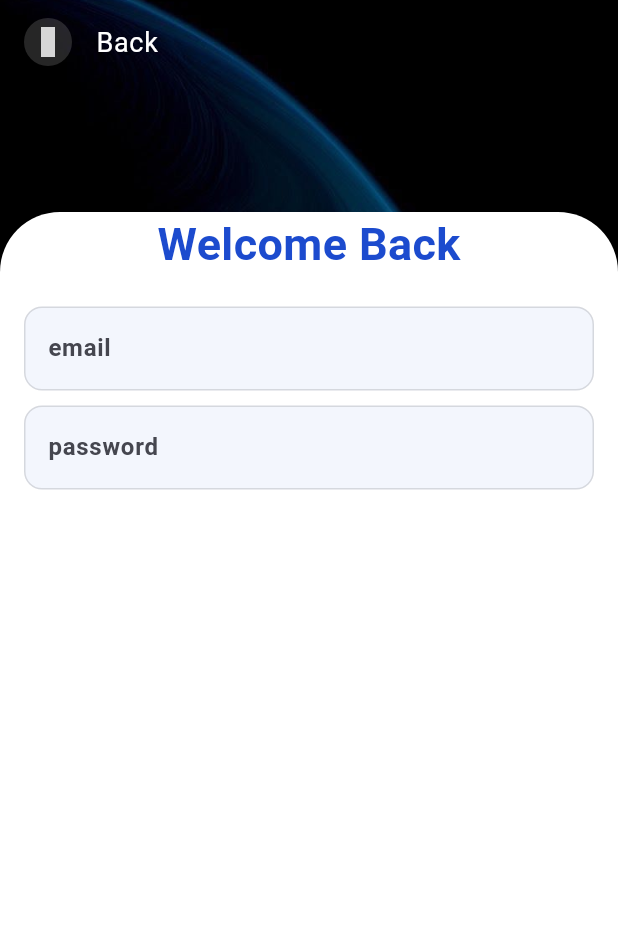
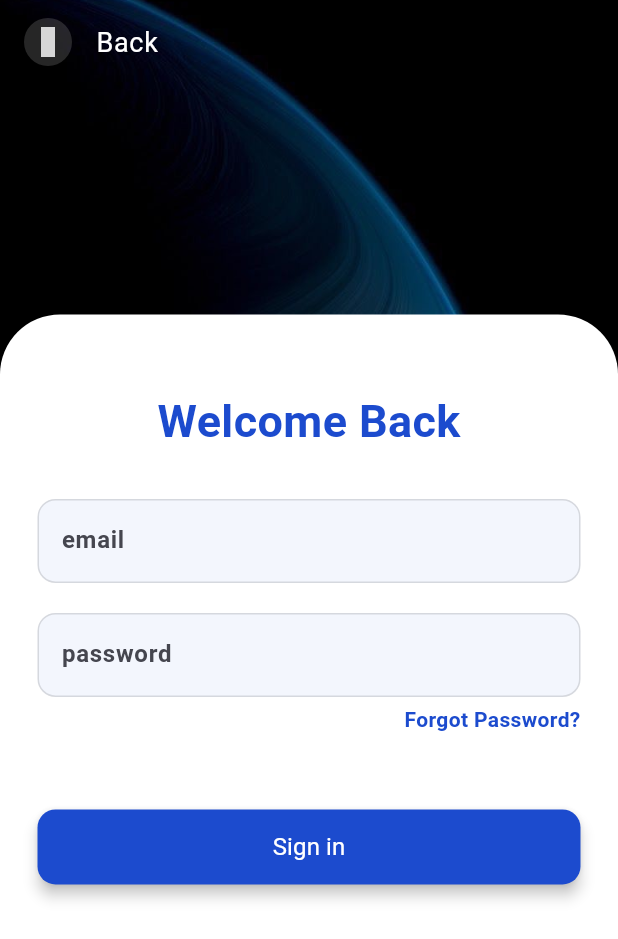
Before and after one commit to mohammed-swafvan/ezy_sneakers, a Flutter app: the screen it shows after launch, after a tap on "Sign In", on a phone screen of 412 x 824 dp. Shown: the top 939 px of the screen. Run offline on Flutter 3.47's test engine with Material 3 defaults, Android fonts, the phone set to English and light mode, and no system bars; our stand-ins replace get, iconsax; grey boxes are pictures that could not be loaded.

Commit message:
sign in page design is completed

```diff
--- a/lib/core/app_style.dart
+++ b/lib/core/app_style.dart
@@ -35,6 +35,19 @@ class AppStyle {
         ),
       ),
     ),
+    elevatedButtonTheme: ElevatedButtonThemeData(
+      style: ButtonStyle(
+        padding: MaterialStateProperty.all<EdgeInsets>(kEdgeInsetsVert10),
+        foregroundColor: MaterialStateProperty.all<Color>(kPrimaryColor),
+        backgroundColor: MaterialStateProperty.all<Color>(kSecondaryColor),
+        elevation: MaterialStateProperty.all<double>(4.0),
+        shape: MaterialStateProperty.all<RoundedRectangleBorder>(
+          RoundedRectangleBorder(
+            borderRadius: kBorderRadius10,
+          ),
+        ),
+      ),
+    ),
     colorScheme: ColorScheme.fromSeed(seedColor: kSecondaryColor),
     primarySwatch: materialConvervtedColor,
     scaffoldBackgroundColor: kScaffoldBgColor,
--- a/lib/core/constants.dart
+++ b/lib/core/constants.dart
@@ -1,9 +1,13 @@
 import 'package:flutter/material.dart';
 
 // Sized Box
+const SizedBox kHeight05 = SizedBox(height: 05);
 const SizedBox kHeight10 = SizedBox(height: 10);
 const SizedBox kHeight15 = SizedBox(height: 15);
 const SizedBox kHeight20 = SizedBox(height: 20);
+const SizedBox kHeight25 = SizedBox(height: 25);
+const SizedBox kHeight30 = SizedBox(height: 30);
+const SizedBox kHeight50 = SizedBox(height: 50);
 
 // -- Border Radius
 final BorderRadius kBorderRadius10 = BorderRadius.circular(12);
@@ -13,4 +17,5 @@ const BorderRadius kBorderRadiusVert40 = BorderRadius.vertical(top: Radius.circu
 // -- Padding & Margin
 const EdgeInsets kEdgeInsetsHoriz16 = EdgeInsets.symmetric(horizontal: 16);
 const EdgeInsets kEdgeInsetsHoriz40 = EdgeInsets.symmetric(horizontal: 40);
+const EdgeInsets kEdgeInsetsVert10 = EdgeInsets.symmetric(vertical: 10);
 const EdgeInsets kEdgeInsetsVert24 = EdgeInsets.symmetric(vertical: 24);
--- a/lib/presentations/sign_in/sign_in_screen.dart
+++ b/lib/presentations/sign_in/sign_in_screen.dart
@@ -2,6 +2,8 @@ import 'package:ezy_sneakers/core/colors.dart';
 import 'package:ezy_sneakers/core/constants.dart';
 import 'package:ezy_sneakers/presentations/widgets/auth_text_field_widget.dart';
 import 'package:ezy_sneakers/presentations/widgets/custom_scaffold.dart';
+import 'package:flutter/cupertino.dart';
+import 'package:flutter/widgets.dart';
 import 'package:iconsax/iconsax.dart';
 import 'package:flutter/material.dart';
 
@@ -45,13 +47,14 @@ class SignInScreen extends StatelessWidget {
             child: SizedBox(),
           ),
           Expanded(
-            flex: 8,
+            flex: 4,
             child: Container(
-              padding: kEdgeInsetsHoriz16,
+              padding: const EdgeInsets.fromLTRB(25.0, 50.0, 25.0, 0.0),
               decoration: const BoxDecoration(
                 color: kPrimaryColor,
                 borderRadius: kBorderRadiusVert40,
               ),
+              child: SingleChildScrollView(
                 child: Form(
                   key: formSignInKey,
                   child: Column(
@@ -65,7 +68,7 @@ class SignInScreen extends StatelessWidget {
                           fontWeight: FontWeight.bold,
                         ),
                       ),
-                    kHeight20,
+                      kHeight30,
                       AuthTextFieldWidget(
                         validator: (value) {
                           if (value == null || value.isEmpty) {
@@ -76,7 +79,7 @@ class SignInScreen extends StatelessWidget {
                         labelText: "email",
                         hintText: "Enter Your Email",
                       ),
-                    kHeight10,
+                      kHeight20,
                       AuthTextFieldWidget(
                         validator: (value) {
                           if (value == null || value.isEmpty) {
@@ -88,7 +91,37 @@ class SignInScreen extends StatelessWidget {
                         hintText: "Enter Your Password",
                         isObscuredText: true,
                       ),
+                      kHeight05,
+                      Align(
+                        alignment: Alignment.centerRight,
+                        child: InkWell(
+                          onTap: () {},
+                          child: const Text(
+                            "Forgot Password?",
+                            style: TextStyle(
+                              fontWeight: FontWeight.w600,
+                              color: kSecondaryColor,
+                            ),
+                          ),
+                        ),
+                      ),
+                      kHeight50,
+                      SizedBox(
+                        width: double.maxFinite,
+                        height: 50,
+                        child: ElevatedButton(
+                          onPressed: () {},
+                          child: const Text(
+                            "Sign in",
+                            style: TextStyle(
+                              fontSize: 16,
+                              fontWeight: FontWeight.w400,
+                            ),
+                          ),
+                        ),
+                      ),
                     ],
+                  ),
                 ),
               ),
             ),
--- a/lib/presentations/sign_up/sign_up_screen.dart
+++ b/lib/presentations/sign_up/sign_up_screen.dart
@@ -16,12 +16,12 @@ class SignUpScreen extends StatelessWidget {
               onTap: () {
                 Navigator.of(context).pop();
               },
-              child: Icon(
+              child: const  Icon(
                 Iconsax.arrow_left_24,
                 color: kPrimaryColor,
               ),
             ),
-            title: Text(
+            title: const Text(
               "Back",
               style: TextStyle(
                 fontSize: 18,
--- a/lib/presentations/welcome/welcome_screen.dart
+++ b/lib/presentations/welcome/welcome_screen.dart
@@ -4,9 +4,7 @@ import 'package:ezy_sneakers/presentations/sign_in/sign_in_screen.dart';
 import 'package:ezy_sneakers/presentations/sign_up/sign_up_screen.dart';
 import 'package:ezy_sneakers/presentations/welcome/widgets/welcome_button.dart';
 import 'package:ezy_sneakers/presentations/widgets/custom_scaffold.dart';
-import 'package:flutter/cupertino.dart';
 import 'package:flutter/material.dart';
-import 'package:flutter/widgets.dart';
 
 class WelcomScreen extends StatelessWidget {
   const WelcomScreen({super.key});
--- a/lib/presentations/widgets/custom_scaffold.dart
+++ b/lib/presentations/widgets/custom_scaffold.dart
@@ -1,4 +1,3 @@
-import 'package:ezy_sneakers/core/colors.dart';
 import 'package:ezy_sneakers/core/image_string.dart';
 import 'package:flutter/material.dart';
 
```
Lines whose indentation alone changed are shown as unchanged.
